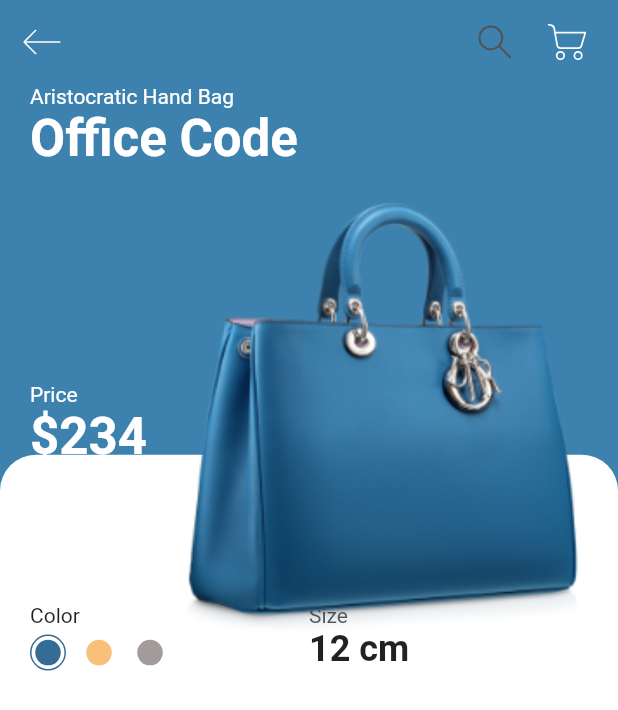
After one commit to jackycsl/shop_app, a Flutter app: the screen it shows after launch, after a tap on "Office Code", on a phone screen of 412 x 824 dp. The commit adds this screen. Shown: the top 710 px of the screen. Run offline on Flutter 3.47's test engine with Material 2 defaults, Android fonts, the phone set to English and light mode, and no system bars; our stand-ins replace flutter_svg.

Commit message:
implement details page - product title with image, color and size

```diff
--- a/lib/screens/components/item_card.dart
+++ /dev/null
@@ -1,41 +0,0 @@
-import 'package:flutter/material.dart';
-import 'package:shop_app/constants.dart';
-import 'package:shop_app/models/product.dart';
-
-class ItemCard extends StatelessWidget {
-  final Product product;
-  final Function press;
-  const ItemCard({
-    Key key,
-    this.product,
-    this.press,
-  }) : super(key: key);
-
-  @override
-  Widget build(BuildContext context) {
-    return Column(
-      crossAxisAlignment: CrossAxisAlignment.start,
-      children: [
-        Expanded(
-          child: Container(
-            padding: EdgeInsets.all(kDefaultPaddin),
-            decoration: BoxDecoration(
-                color: product.color, borderRadius: BorderRadius.circular(16)),
-            child: Image.asset(product.image),
-          ),
-        ),
-        Padding(
-          padding: const EdgeInsets.symmetric(vertical: kDefaultPaddin / 4),
-          child: Text(
-            product.title,
-            style: TextStyle(color: kTextLightColor),
-          ),
-        ),
-        Text(
-          "\$${product.price}",
-          style: TextStyle(fontWeight: FontWeight.bold),
-        )
-      ],
-    );
-  }
-}
--- /dev/null
+++ b/lib/screens/details/components/body.dart
@@ -0,0 +1,46 @@
+import 'package:flutter/material.dart';
+import 'package:shop_app/constants.dart';
+import 'package:shop_app/models/product.dart';
+import 'package:shop_app/screens/details/components/color_and_size.dart';
+import 'package:shop_app/screens/details/components/product_title_with_image.dart';
+
+class Body extends StatelessWidget {
+  final Product product;
+
+  const Body({Key key, this.product}) : super(key: key);
+  @override
+  Widget build(BuildContext context) {
+    Size size = MediaQuery.of(context).size;
+    return SingleChildScrollView(
+      child: Column(
+        children: [
+          SizedBox(
+            height: size.height,
+            child: Stack(
+              children: [
+                Container(
+                  margin: EdgeInsets.only(top: size.height * 0.3),
+                  padding: EdgeInsets.only(
+                      top: size.height * 0.12,
+                      left: kDefaultPaddin,
+                      right: kDefaultPaddin),
+                  decoration: BoxDecoration(
+                    color: Colors.white,
+                    borderRadius: BorderRadius.only(
+                      topLeft: Radius.circular(24),
+                      topRight: Radius.circular(24),
+                    ),
+                  ),
+                  child: Column(
+                    children: [ColorAndSize(product: product)],
+                  ),
+                ),
+                ProductTitleWithImage(product: product)
+              ],
+            ),
+          )
+        ],
+      ),
+    );
+  }
+}
--- /dev/null
+++ b/lib/screens/details/components/color_and_size.dart
@@ -0,0 +1,77 @@
+import 'package:flutter/material.dart';
+import 'package:shop_app/constants.dart';
+import 'package:shop_app/models/product.dart';
+
+class ColorAndSize extends StatelessWidget {
+  const ColorAndSize({
+    Key key,
+    @required this.product,
+  }) : super(key: key);
+
+  final Product product;
+
+  @override
+  Widget build(BuildContext context) {
+    return Row(
+      children: [
+        Expanded(
+          child: Column(
+            crossAxisAlignment: CrossAxisAlignment.start,
+            children: [
+              Text('Color'),
+              Row(children: [
+                ColorDot(
+                  color: Color(0xFF356C95),
+                  isSelected: true,
+                ),
+                ColorDot(color: Color(0xFFF8C078)),
+                ColorDot(color: Color(0xFFA29B9B)),
+              ])
+            ],
+          ),
+        ),
+        Expanded(
+          child: RichText(
+            text: TextSpan(style: TextStyle(color: kTextColor), children: [
+              TextSpan(text: 'Size\n'),
+              TextSpan(
+                text: '${product.size} cm',
+                style: Theme.of(context)
+                    .textTheme
+                    .headline5
+                    .copyWith(fontWeight: FontWeight.bold),
+              )
+            ]),
+          ),
+        )
+      ],
+    );
+  }
+}
+
+class ColorDot extends StatelessWidget {
+  final Color color;
+  final bool isSelected;
+  const ColorDot({
+    Key key,
+    this.color,
+    this.isSelected = false,
+  }) : super(key: key);
+
+  @override
+  Widget build(BuildContext context) {
+    return Container(
+      margin:
+          EdgeInsets.only(top: kDefaultPaddin / 4, right: kDefaultPaddin / 2),
+      padding: EdgeInsets.all(2.5),
+      height: 24,
+      width: 24,
+      decoration: BoxDecoration(
+          shape: BoxShape.circle,
+          border: Border.all(color: isSelected ? color : Colors.transparent)),
+      child: DecoratedBox(
+        decoration: BoxDecoration(color: color, shape: BoxShape.circle),
+      ),
+    );
+  }
+}
--- /dev/null
+++ b/lib/screens/details/components/product_title_with_image.dart
@@ -0,0 +1,60 @@
+import 'package:flutter/material.dart';
+import 'package:shop_app/constants.dart';
+import 'package:shop_app/models/product.dart';
+
+class ProductTitleWithImage extends StatelessWidget {
+  const ProductTitleWithImage({
+    Key key,
+    @required this.product,
+  }) : super(key: key);
+
+  final Product product;
+
+  @override
+  Widget build(BuildContext context) {
+    return Padding(
+      padding: const EdgeInsets.symmetric(horizontal: kDefaultPaddin),
+      child: Column(
+        crossAxisAlignment: CrossAxisAlignment.start,
+        children: [
+          Text(
+            'Aristocratic Hand Bag',
+            style: TextStyle(color: Colors.white),
+          ),
+          Text(
+            product.title,
+            style: Theme.of(context)
+                .textTheme
+                .headline4
+                .copyWith(color: Colors.white, fontWeight: FontWeight.bold),
+          ),
+          SizedBox(height: kDefaultPaddin),
+          Row(
+            children: [
+              RichText(
+                text: TextSpan(
+                  children: [
+                    TextSpan(
+                        text: "Price\n", style: TextStyle(color: Colors.white)),
+                    TextSpan(
+                      text: "\$${product.price}",
+                      style: Theme.of(context).textTheme.headline4.copyWith(
+                          color: Colors.white, fontWeight: FontWeight.bold),
+                    ),
+                  ],
+                ),
+              ),
+              SizedBox(width: kDefaultPaddin),
+              Expanded(
+                child: Image.asset(
+                  product.image,
+                  fit: BoxFit.fill,
+                ),
+              )
+            ],
+          )
+        ],
+      ),
+    );
+  }
+}
--- /dev/null
+++ b/lib/screens/details/details_screen.dart
@@ -0,0 +1,55 @@
+import 'package:flutter/foundation.dart';
+import 'package:flutter/material.dart';
+import 'package:flutter_svg/svg.dart';
+import 'package:shop_app/constants.dart';
+import 'package:shop_app/models/product.dart';
+import 'package:shop_app/screens/details/components/body.dart';
+
+class DetailsScreen extends StatelessWidget {
+  final Product product;
+
+  const DetailsScreen({Key key, this.product}) : super(key: key);
+  @override
+  Widget build(BuildContext context) {
+    return Scaffold(
+      backgroundColor: product.color,
+      appBar: buildAppBar(context),
+      body: Body(product: product),
+    );
+  }
+
+  AppBar buildAppBar(BuildContext context) {
+    return AppBar(
+        backgroundColor: product.color,
+        elevation: 0,
+        leading: IconButton(
+          icon: kIsWeb
+              ? Image.network('assets/icons/back.svg', color: Colors.white)
+              : SvgPicture.asset('assets/icons/back.svg', color: Colors.white),
+          onPressed: () => Navigator.pop(context),
+        ),
+        actions: [
+          IconButton(
+            icon: kIsWeb
+                ? Image.network(
+                    'assets/icons/search.svg',
+                    color: Colors.white,
+                  )
+                : SvgPicture.asset('assets/icons/search.svg',
+                    color: kTextColor),
+            onPressed: () {},
+          ),
+          IconButton(
+            icon: kIsWeb
+                ? Image.network(
+                    'assets/icons/cart.svg',
+                    color: Colors.white,
+                  )
+                : SvgPicture.asset('assets/icons/cart.svg',
+                    color: Colors.white),
+            onPressed: () {},
+          ),
+          SizedBox(width: kDefaultPaddin / 2)
+        ]);
+  }
+}
--- a/lib/screens/components/body.dart
+++ b/lib/screens/home/components/body.dart
@@ -1,7 +1,8 @@
 import 'package:flutter/material.dart';
 import 'package:shop_app/constants.dart';
 import 'package:shop_app/models/product.dart';
-import 'package:shop_app/screens/components/item_card.dart';
+import 'package:shop_app/screens/details/details_screen.dart';
+import '../components/item_card.dart';
 import '../components/categories.dart';
 
 class Body extends StatelessWidget {
@@ -34,6 +35,16 @@ class Body extends StatelessWidget {
               ),
               itemBuilder: (context, index) => ItemCard(
                 product: products[index],
+                press: () {
+                  Navigator.push(
+                    context,
+                    MaterialPageRoute(
+                      builder: (context) => DetailsScreen(
+                        product: products[index],
+                      ),
+                    ),
+                  );
+                },
               ),
             ),
           ),
--- /dev/null
+++ b/lib/screens/home/components/item_card.dart
@@ -0,0 +1,45 @@
+import 'package:flutter/material.dart';
+import 'package:shop_app/constants.dart';
+import 'package:shop_app/models/product.dart';
+
+class ItemCard extends StatelessWidget {
+  final Product product;
+  final Function press;
+  const ItemCard({
+    Key key,
+    this.product,
+    this.press,
+  }) : super(key: key);
+
+  @override
+  Widget build(BuildContext context) {
+    return GestureDetector(
+      onTap: press,
+      child: Column(
+        crossAxisAlignment: CrossAxisAlignment.start,
+        children: [
+          Expanded(
+            child: Container(
+              padding: EdgeInsets.all(kDefaultPaddin),
+              decoration: BoxDecoration(
+                  color: product.color,
+                  borderRadius: BorderRadius.circular(16)),
+              child: Image.asset(product.image),
+            ),
+          ),
+          Padding(
+            padding: const EdgeInsets.symmetric(vertical: kDefaultPaddin / 4),
+            child: Text(
+              product.title,
+              style: TextStyle(color: kTextLightColor),
+            ),
+          ),
+          Text(
+            "\$${product.price}",
+            style: TextStyle(fontWeight: FontWeight.bold),
+          )
+        ],
+      ),
+    );
+  }
+}
--- a/lib/screens/home/home_screen.dart
+++ b/lib/screens/home/home_screen.dart
@@ -2,7 +2,7 @@ import 'package:flutter/foundation.dart';
 import 'package:flutter/material.dart';
 import 'package:flutter_svg/svg.dart';
 import 'package:shop_app/constants.dart';
-import 'package:shop_app/screens/components/body.dart';
+import './components/body.dart';
 
 class HomeScreen extends StatelessWidget {
   @override
```
Also changed, not shown: lib/screens/home/components/categories.dart (renamed from lib/screens/components/categories.dart).
